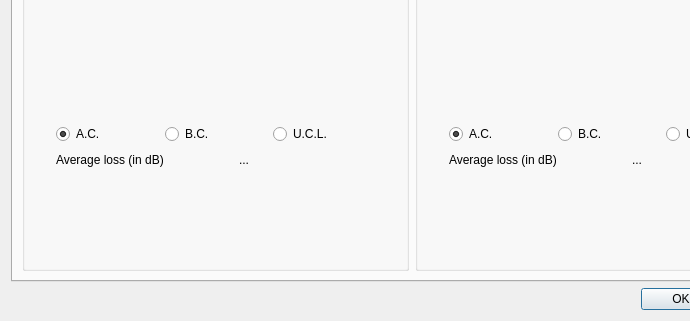
The window that AudioAdmin/ui/measurements.ui (Roelio81/audioadmin) describes before a commit, drawn with Qt 5; both pictures show x 0 to 690 and y 277 to 598 of the 824 by 598 pixel window.
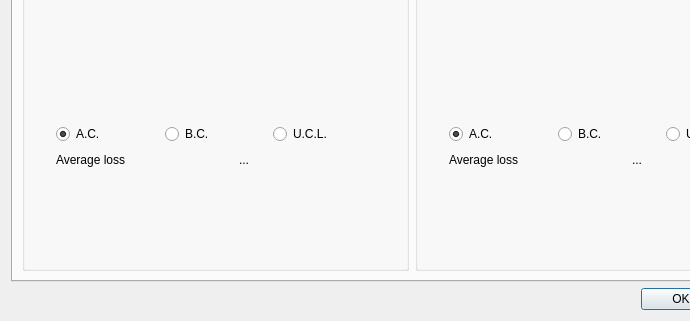
The same window after the commit. Icons and pictures are not drawn. Custom widgets are drawn as their Qt base class.

Commit message: Change incorrect label for "average loss"

```diff
--- a/AudioAdmin/ui/measurements.ui
+++ b/AudioAdmin/ui/measurements.ui
@@ -136,7 +136,7 @@
             <item>
              <widget class="QLabel" name="l_lossRight">
               <property name="text">
-               <string>Average loss (in dB)</string>
+               <string>Average loss</string>
               </property>
              </widget>
             </item>
@@ -283,7 +283,7 @@
             <item>
              <widget class="QLabel" name="l_lossLeft">
               <property name="text">
-               <string>Average loss (in dB)</string>
+               <string>Average loss</string>
               </property>
              </widget>
             </item>
```
The commit also changes 3 other files.
